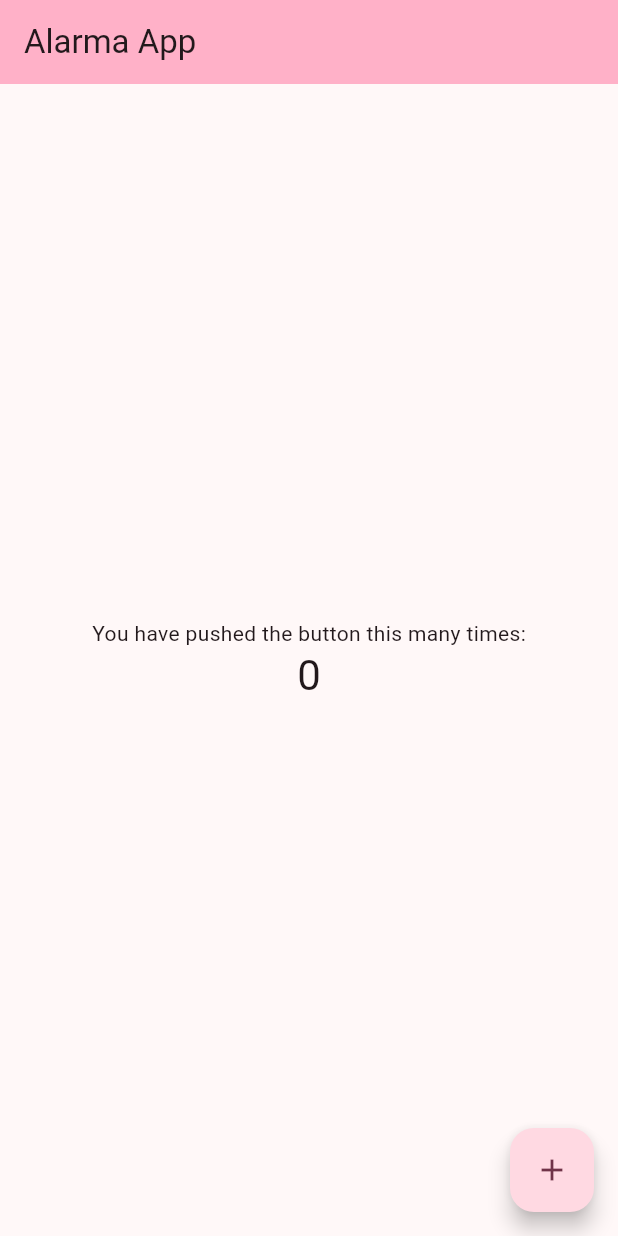
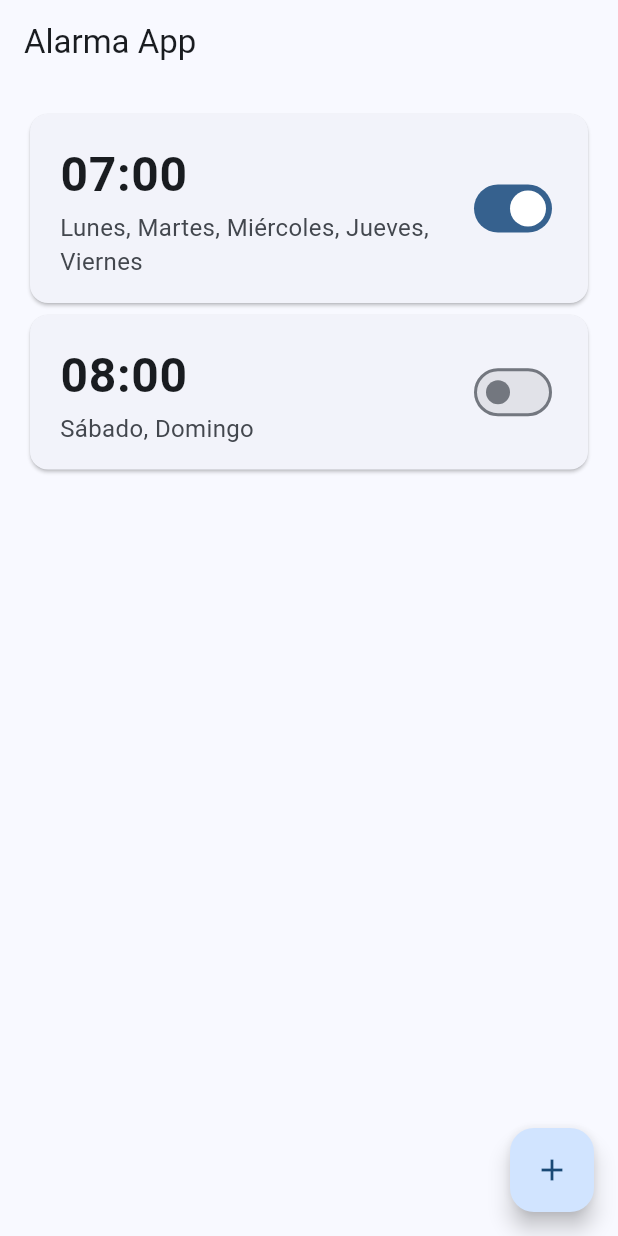
Before and after one commit to Will2020-cpu/alarma_app, a Flutter app: the screen it shows after launch, on a phone screen of 412 x 824 dp. Run offline on Flutter 3.47's test engine with Material 3 defaults, Android fonts, the phone set to English and light mode, and no system bars.

Commit message:
Estructura principal de la alarma

```diff
--- a/lib/main.dart
+++ b/lib/main.dart
@@ -1,119 +1,23 @@
 import 'package:flutter/material.dart';
+
+import '../screens/home_screen.dart';
 
 void main() {
   runApp(const MyApp());
 }
 
-// Aprendiendo flutter hagamos una simple app de alarma
 class MyApp extends StatelessWidget {
   const MyApp({super.key});
 
-  // This widget is the root of your application.
   @override
   Widget build(BuildContext context) {
     return MaterialApp(
-      title: 'Alarma app',
+      title: 'Alarma App',
       theme: ThemeData(
-        // This is the theme of your application.
-        //
-        // TRY THIS: Try running your application with "flutter run". You'll see
-        // the application has a purple toolbar. Then, without quitting the app,
-        // try changing the seedColor in the colorScheme below to Colors.green
-        // and then invoke "hot reload" (save your changes or press the "hot
-        // reload" button in a Flutter-supported IDE, or press "r" if you used
-        // the command line to start the app).
-        //
-        // Notice that the counter didn't reset back to zero; the application
-        // state is not lost during the reload. To reset the state, use hot
-        // restart instead.
-        //
-        // This works for code too, not just values: Most code changes can be
-        // tested with just a hot reload.
-
-        colorScheme: .fromSeed(seedColor: Colors.black),
+        colorScheme: ColorScheme.fromSeed(seedColor: Colors.blue),
+        useMaterial3: true,
       ),
-      home: const MyHomePage(title: 'Alarma App'),
+      home: const HomeScreen(),
     );
   }
 }
-
-class MyHomePage extends StatefulWidget {
-  const MyHomePage({super.key, required this.title});
-
-  // This widget is the home page of your application. It is stateful, meaning
-  // that it has a State object (defined below) that contains fields that affect
-  // how it looks.
-
-  // This class is the configuration for the state. It holds the values (in this
-  // case the title) provided by the parent (in this case the App widget) and
-  // used by the build method of the State. Fields in a Widget subclass are
-  // always marked "final".
-
-  final String title;
-
-  @override
-  State<MyHomePage> createState() => _MyHomePageState();
-}
-
-class _MyHomePageState extends State<MyHomePage> {
-  int _counter = 0;
-
-  void _addAlarm() {
-    setState(() {
-      _counter++;
-    });
-  }
-
-  @override
-  Widget build(BuildContext context) {
-    // This method is rerun every time setState is called, for instance as done
-    // by the _incrementCounter method above.
-    //
-    // The Flutter framework has been optimized to make rerunning build methods
-    // fast, so that you can just rebuild anything that needs updating rather
-    // than having to individually change instances of widgets.
-    return Scaffold(
-      appBar: AppBar(
-        // TRY THIS: Try changing the color here to a specific color (to
-        // Colors.amber, perhaps?) and trigger a hot reload to see the AppBar
-        // change color while the other colors stay the same.
-        backgroundColor: Theme.of(context).colorScheme.inversePrimary,
-        // Here we take the value from the MyHomePage object that was created by
-        // the App.build method, and use it to set our appbar title.
-        title: Text(widget.title),
-      ),
-      body: Center(
-        // Center is a layout widget. It takes a single child and positions it
-        // in the middle of the parent.
-        child: Column(
-          // Column is also a layout widget. It takes a list of children and
-          // arranges them vertically. By default, it sizes itself to fit its
-          // children horizontally, and tries to be as tall as its parent.
-          //
-          // Column has various properties to control how it sizes itself and
-          // how it positions its children. Here we use mainAxisAlignment to
-          // center the children vertically; the main axis here is the vertical
-          // axis because Columns are vertical (the cross axis would be
-          // horizontal).
-          //
-          // TRY THIS: Invoke "debug painting" (choose the "Toggle Debug Paint"
-          // action in the IDE, or press "p" in the console), to see the
-          // wireframe for each widget.
-          mainAxisAlignment: .center,
-          children: [
-            const Text('You have pushed the button this many times:'),
-            Text(
-              '$_counter',
-              style: Theme.of(context).textTheme.headlineMedium,
-            ),
-          ],
-        ),
-      ),
-      floatingActionButton: FloatingActionButton(
-        onPressed: _addAlarm,
-        tooltip: 'Increment',
-        child: const Icon(Icons.add),
-      ),
-    );
-  }
-}
--- a/lib/models/alarm.dart
+++ b/lib/models/alarm.dart
@@ -4,4 +4,6 @@ class Alarm {
   final bool enabled;
 
   Alarm({required this.id, required this.time, this.enabled = true});
+
+  bool get isActive => enabled;
 }
--- /dev/null
+++ b/lib/screens/home_screen.dart
@@ -0,0 +1,33 @@
+import 'package:flutter/material.dart';
+
+import '../models/alarm.dart';
+import '../widgets/alarm_card.dart';
+
+class HomeScreen extends StatelessWidget {
+  const HomeScreen({super.key});
+
+  @override
+  Widget build(BuildContext context) {
+    return Scaffold(
+      appBar: AppBar(title: const Text('Alarma App')),
+      body: ListView(
+        padding: const EdgeInsets.all(16),
+        children: [
+          AlarmCard(
+            time: '07:00',
+            days: 'Lunes, Martes, Miércoles, Jueves, Viernes',
+            enabled: true,
+          ),
+          AlarmCard(time: '08:00', days: 'Sábado, Domingo', enabled: false),
+        ],
+      ),
+      floatingActionButton: FloatingActionButton(
+        onPressed: () {
+          // TODO: Mas tarde investigaremos como abrir un modal para agregar una alarma
+        },
+        tooltip: 'Agregar alarma',
+        child: const Icon(Icons.add),
+      ),
+    );
+  }
+}
--- /dev/null
+++ b/lib/widgets/alarm_card.dart
@@ -0,0 +1,36 @@
+import 'package:flutter/material.dart';
+
+import '../models/alarm.dart';
+
+class AlarmCard extends StatelessWidget {
+  final String time;
+  final String days;
+  final bool enabled;
+
+  const AlarmCard({
+    super.key,
+    required this.time,
+    required this.days,
+    required this.enabled,
+  });
+
+  @override
+  Widget build(BuildContext context) {
+    return Card(
+      child: ListTile(
+        contentPadding: const EdgeInsets.symmetric(horizontal: 20, vertical: 8),
+        title: Text(
+          time,
+          style: const TextStyle(fontSize: 32, fontWeight: FontWeight.bold),
+        ),
+        subtitle: Text(days, style: const TextStyle(fontSize: 16)),
+        trailing: Switch(
+          value: enabled,
+          onChanged: (value) {
+            // TODO: Mas tarde revisaremos el estado del boton
+          },
+        ),
+      ),
+    );
+  }
+}
```
